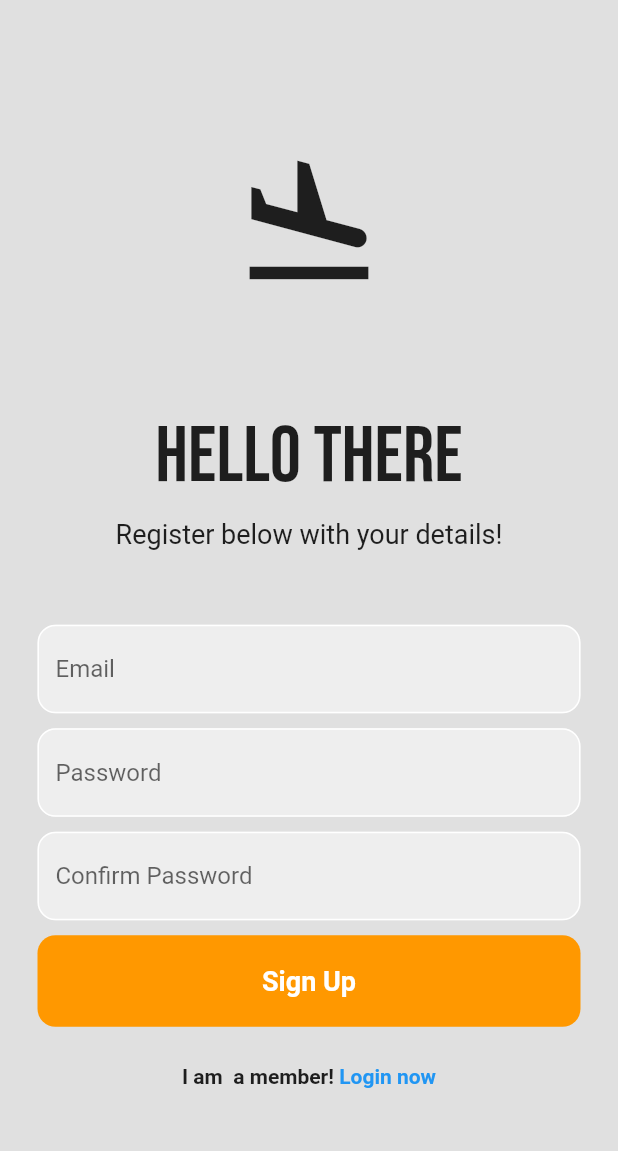
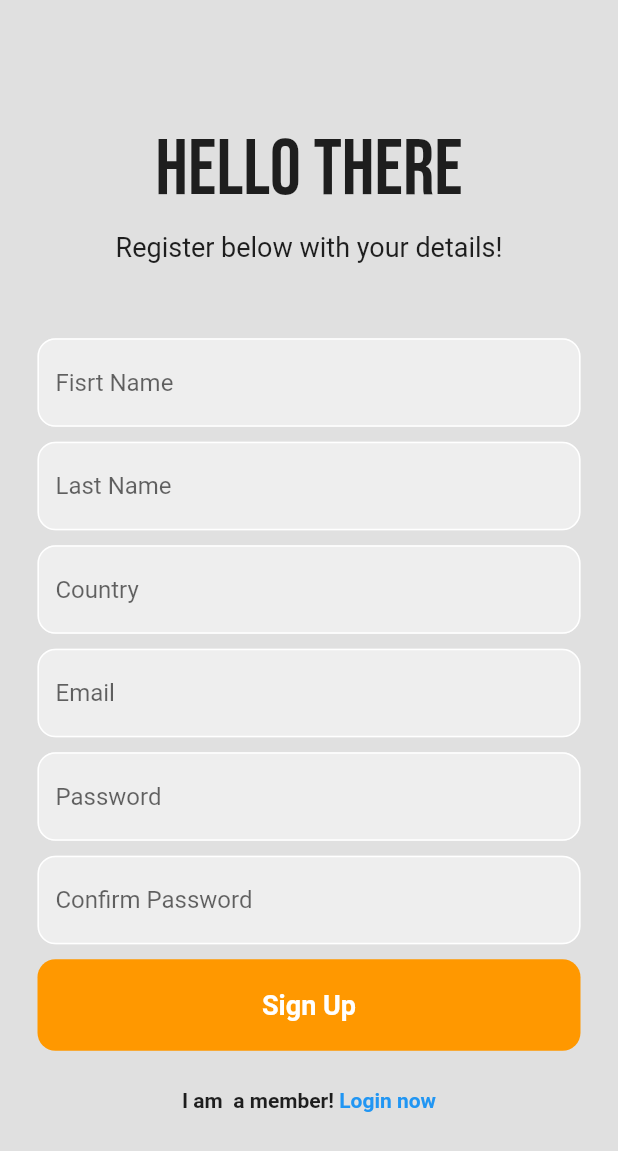
Before and after one commit to janfelber/SkyJournal, a Flutter app: the screen it shows after launch, after a tap on "Register now", on a phone screen of 412 x 824 dp. Shown: the top 1151 px of the screen. Run offline on Flutter 3.47's test engine with Material 2 defaults, Android fonts, the phone set to English and light mode, and no system bars; our stand-ins replace cloud_firestore, firebase_auth, firebase_core, google_fonts, google_nav_bar; accounts and stored records are empty; network calls fail.

Commit message:
Register page, forgot password
Added more details about user which will be use later on in app and also forgot password function was made by side

```diff
--- a/sky_journal/lib/pages/login.dart
+++ b/sky_journal/lib/pages/login.dart
@@ -3,6 +3,7 @@
 import 'package:firebase_auth/firebase_auth.dart';
 import 'package:flutter/material.dart';
 import 'package:google_fonts/google_fonts.dart';
+import 'package:sky_journal/pages/forgorpassword.dart';
 
 class LoginPage extends StatefulWidget {
   final VoidCallback showRegisterPage;
@@ -121,6 +122,39 @@ class _LoginPageState extends State<LoginPage> {
                   height: 10,
                 ),
 
+                //forgot password button
+                Padding(
+                  padding: const EdgeInsets.symmetric(horizontal: 25.0),
+                  child: Row(
+                    mainAxisAlignment: MainAxisAlignment.end,
+                    children: [
+                      GestureDetector(
+                        onTap: () {
+                          Navigator.push(
+                            context,
+                            MaterialPageRoute(
+                              builder: (contex) {
+                                return ForgotPasswordPage();
+                              },
+                            ),
+                          );
+                        },
+                        child: Text(
+                          'Forgot password?',
+                          style: TextStyle(
+                            color: Colors.blue,
+                            fontWeight: FontWeight.bold,
+                          ),
+                        ),
+                      ),
+                    ],
+                  ),
+                ),
+
+                SizedBox(
+                  height: 10,
+                ),
+
                 //sign in button
                 Padding(
                   padding: const EdgeInsets.symmetric(horizontal: 25.0),
--- a/sky_journal/lib/pages/register.dart
+++ b/sky_journal/lib/pages/register.dart
@@ -1,3 +1,6 @@
+// ignore_for_file: prefer_const_constructors
+
+import 'package:cloud_firestore/cloud_firestore.dart';
 import 'package:firebase_auth/firebase_auth.dart';
 import 'package:flutter/material.dart';
 import 'package:google_fonts/google_fonts.dart';
@@ -15,14 +18,36 @@ class _RegisterPageState extends State<RegisterPage> {
   final _emailController = TextEditingController();
   final _passwordController = TextEditingController();
   final _confirmPasswordController = TextEditingController();
+  final _firstNameController = TextEditingController();
+  final _lastNameController = TextEditingController();
+  final _countryController = TextEditingController();
 
   Future signUp() async {
     if (passwordConfirmed()) {
+      //crate user
       await FirebaseAuth.instance.createUserWithEmailAndPassword(
         email: _emailController.text.trim(),
         password: _passwordController.text.trim(),
       );
+
+      //add user deatils to firestore
+      addUserDetails(
+        _firstNameController.text.trim(),
+        _lastNameController.text.trim(),
+        _countryController.text.trim(),
+        _emailController.text.trim(),
+      );
     }
+  }
+
+  Future addUserDetails(
+      String firstName, String lastName, String country, String email) async {
+    await FirebaseFirestore.instance.collection('users').add({
+      'fist name': firstName,
+      'last name': lastName,
+      'country': country,
+      'email': email,
+    });
   }
 
   bool passwordConfirmed() {
@@ -39,6 +64,9 @@ class _RegisterPageState extends State<RegisterPage> {
     _emailController.dispose();
     _passwordController.dispose();
     _confirmPasswordController.dispose();
+    _firstNameController.dispose();
+    _lastNameController.dispose();
+    _countryController.dispose();
     super.dispose();
   }
 
@@ -52,11 +80,6 @@ class _RegisterPageState extends State<RegisterPage> {
             child: Column(
               mainAxisAlignment: MainAxisAlignment.center,
               children: [
-                Icon(Icons.flight_land, size: 100),
-
-                SizedBox(
-                  height: 75,
-                ),
                 //Hello again!
                 Text(
                   'Hello There',
@@ -75,6 +98,87 @@ class _RegisterPageState extends State<RegisterPage> {
                 ),
                 SizedBox(
                   height: 50,
+                ),
+
+                //fist name textfield
+                Padding(
+                  padding: const EdgeInsets.symmetric(
+                    horizontal: 25.0,
+                  ),
+                  child: TextField(
+                    controller: _firstNameController,
+                    decoration: InputDecoration(
+                      enabledBorder: OutlineInputBorder(
+                        borderSide: BorderSide(color: Colors.white),
+                        borderRadius: BorderRadius.circular(12),
+                      ),
+                      focusedBorder: OutlineInputBorder(
+                        borderSide: BorderSide(color: Colors.orange),
+                        borderRadius: BorderRadius.circular(12),
+                      ),
+                      hintText: 'Fisrt Name',
+                      fillColor: Colors.grey[200],
+                      filled: true,
+                    ),
+                  ),
+                ),
+
+                SizedBox(
+                  height: 10,
+                ),
+
+                //last name textfield
+                Padding(
+                  padding: const EdgeInsets.symmetric(
+                    horizontal: 25.0,
+                  ),
+                  child: TextField(
+                    controller: _lastNameController,
+                    decoration: InputDecoration(
+                      enabledBorder: OutlineInputBorder(
+                        borderSide: BorderSide(color: Colors.white),
+                        borderRadius: BorderRadius.circular(12),
+                      ),
+                      focusedBorder: OutlineInputBorder(
+                        borderSide: BorderSide(color: Colors.orange),
+                        borderRadius: BorderRadius.circular(12),
+                      ),
+                      hintText: 'Last Name',
+                      fillColor: Colors.grey[200],
+                      filled: true,
+                    ),
+                  ),
+                ),
+
+                SizedBox(
+                  height: 10,
+                ),
+
+                //country textfield
+                Padding(
+                  padding: const EdgeInsets.symmetric(
+                    horizontal: 25.0,
+                  ),
+                  child: TextField(
+                    controller: _countryController,
+                    decoration: InputDecoration(
+                      enabledBorder: OutlineInputBorder(
+                        borderSide: BorderSide(color: Colors.white),
+                        borderRadius: BorderRadius.circular(12),
+                      ),
+                      focusedBorder: OutlineInputBorder(
+                        borderSide: BorderSide(color: Colors.orange),
+                        borderRadius: BorderRadius.circular(12),
+                      ),
+                      hintText: 'Country',
+                      fillColor: Colors.grey[200],
+                      filled: true,
+                    ),
+                  ),
+                ),
+
+                SizedBox(
+                  height: 10,
                 ),
 
                 //email textfield
--- a/sky_journal/pubspec.yaml
+++ b/sky_journal/pubspec.yaml
@@ -39,7 +39,8 @@ dependencies:
   google_fonts: ^6.1.0
   intl: ^0.17.0
   firebase_auth: ^4.10.1
-  firebase_core: ^2.15.0
+  firebase_core: ^2.17.0
+  cloud_firestore: ^4.9.3
 
 
 dev_dependencies:
```
Also changed, not shown: sky_journal/lib/pages/forgorpassword.dart (added, +105 -0 lines), 2 other files.
